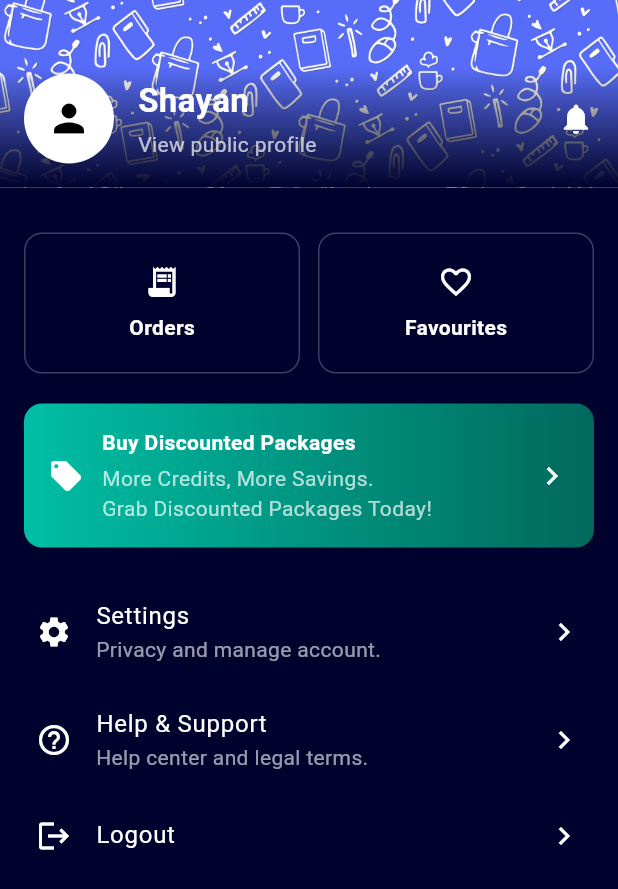
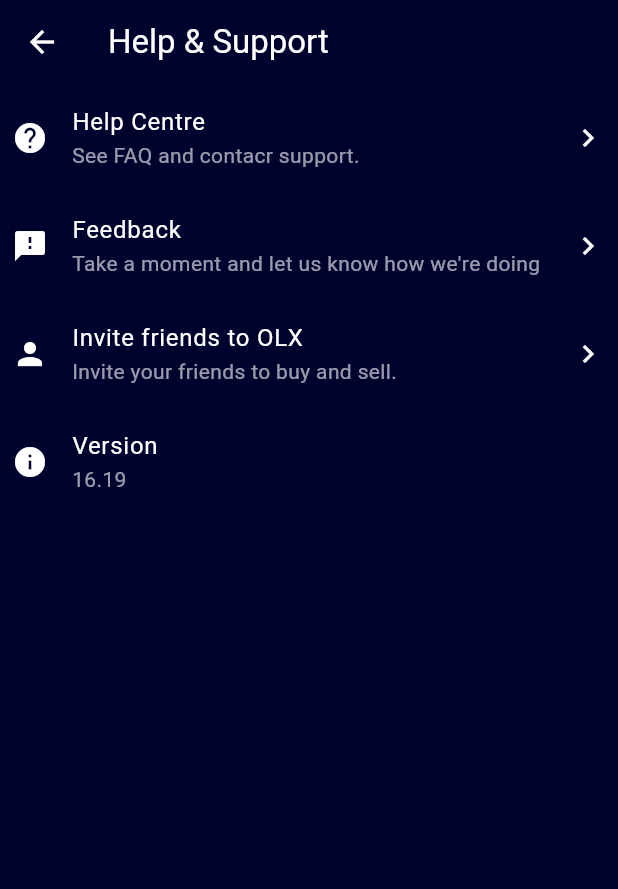
Before and after one commit to I-S-G-7/olx_app, a Flutter app: the AccountPage screen opened directly, after a tap on "Help & Support", on a phone screen of 412 x 824 dp. Shown: the top 889 px of the screen. Run offline on Flutter 3.47's test engine with Material 3 defaults, Android fonts, the phone set to English and light mode, and no system bars; our stand-ins replace persistent_bottom_nav_bar_v2; network calls fail.

Commit message:
Added help & support page

```diff
--- a/lib/accounts_page.dart
+++ b/lib/accounts_page.dart
@@ -1,5 +1,6 @@
 import 'package:flutter/material.dart';
 import 'package:olx_app/favourites_page.dart';
+import 'package:olx_app/help&support_page.dart';
 import 'package:olx_app/orders_page.dart';
 import 'package:olx_app/profile_notification_page.dart';
 import 'package:olx_app/settings_tab.dart';
@@ -190,7 +191,13 @@ class _AccountPageState extends State<AccountPage> {
                   Icons.help_outline,
                   "Help & Support",
                   "Help center and legal terms.",
-                  null,
+                  () {
+                    Navigator.of(context, rootNavigator: true).push(
+                      MaterialPageRoute(
+                        builder: (context) => HelpsupportPage(),
+                      ),
+                    );
+                  },
                 ),
                 _buildSettingsTile(Icons.logout, "Logout", "", null),
               ],
--- a/lib/favourites_page.dart
+++ b/lib/favourites_page.dart
@@ -1,5 +1,4 @@
 import 'package:flutter/material.dart';
-import 'package:olx_app/verify_number_screen.dart';
 
 class FavouritesPage extends StatefulWidget {
   const FavouritesPage({super.key});
--- /dev/null
+++ b/lib/help&support_page.dart
@@ -0,0 +1,73 @@
+import 'package:flutter/material.dart';
+
+class HelpsupportPage extends StatelessWidget {
+  const HelpsupportPage({super.key});
+
+  @override
+  Widget build(BuildContext context) {
+    return Scaffold(
+      backgroundColor: const Color(0xFF00022E),
+      appBar: AppBar(
+        iconTheme: const IconThemeData(color: Colors.white),
+        backgroundColor: const Color(0xFF00022E),
+        title: const Text(
+          "Help & Support",
+          style: TextStyle(color: Colors.white),
+        ),
+      ),
+      body: Column(
+        children: [
+          _buildSettingsTile(
+            Icons.help,
+            "Help Centre",
+            "See FAQ and contacr support.",
+            null,
+          ),
+          _buildSettingsTile(
+            Icons.feedback,
+            "Feedback",
+            "Take a moment and let us know how we're doing",
+            null,
+          ),
+          _buildSettingsTile(
+            Icons.person,
+            "Invite friends to OLX",
+            "Invite your friends to buy and sell.",
+            null,
+          ),
+          ListTile(
+            contentPadding: const EdgeInsets.symmetric(horizontal: 8),
+            leading: Icon(Icons.info, color: Colors.white),
+            title: Text("Version", style: const TextStyle(color: Colors.white)),
+            subtitle: Text(
+              "16.19",
+              style: const TextStyle(color: Colors.white60),
+            ),
+          ),
+        ],
+      ),
+    );
+  }
+}
+
+Widget _buildSettingsTile(
+  IconData icon,
+  String title,
+  String subtitle,
+  void Function()? onT,
+) {
+  return ListTile(
+    contentPadding: const EdgeInsets.symmetric(horizontal: 8),
+    leading: Icon(icon, color: Colors.white),
+    title: Text(title, style: const TextStyle(color: Colors.white)),
+    subtitle: subtitle.isNotEmpty
+        ? Text(subtitle, style: const TextStyle(color: Colors.white60))
+        : null,
+    trailing: const Icon(Icons.chevron_right, color: Colors.white),
+    onTap: () {
+      if (onT != null) {
+        onT();
+      }
+    },
+  );
+}
```
